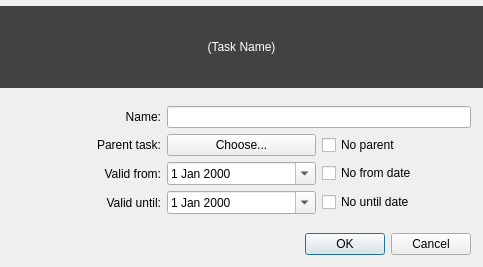
Before: the Qt Designer form Charm/TaskEditor.ui in KDAB/Charm, drawn with Qt 5.
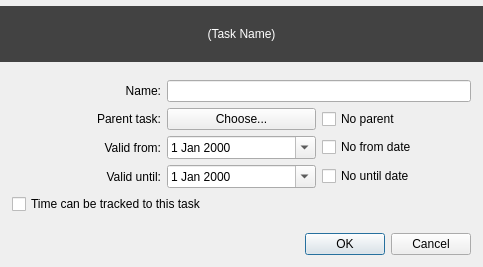
After: the same form once the commit is applied.

Commit message: Add "trackable" property to tasks. Set by default, unsetting it prevents time to be tracked to the task. This requires a database upgrade (which is performed automatically)

```diff
--- a/Charm/TaskEditor.ui
+++ b/Charm/TaskEditor.ui
@@ -574,6 +574,13 @@
        </item>
       </layout>
      </item>
+     <item>
+      <widget class="QCheckBox" name="checkBoxTrackable">
+       <property name="text">
+        <string>Time can be tracked to this task</string>
+       </property>
+      </widget>
+     </item>
      <item>
       <spacer name="verticalSpacer">
        <property name="orientation">
```
Left out of the diff: 32 changed lines with no effect on the pictures. The commit also changes 13 other files.
